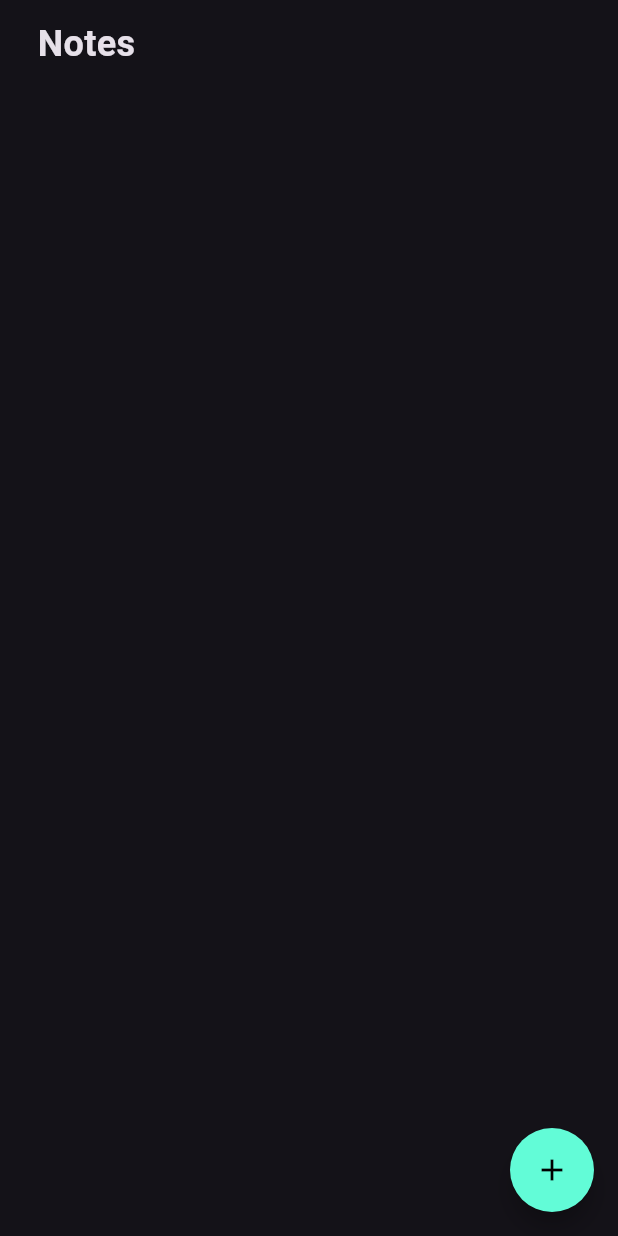
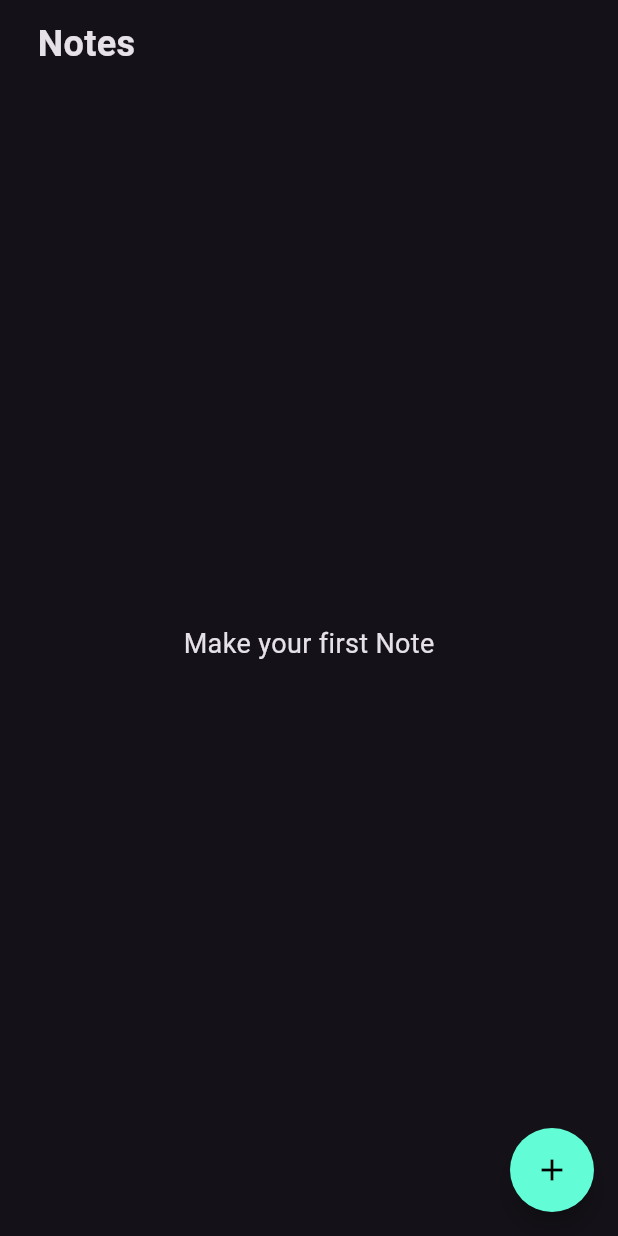
Before and after one commit to Peter-Atia/Notes-App, a Flutter app: the screen it shows after launch, on a phone screen of 412 x 824 dp. Run offline on Flutter 3.47's test engine with Material 3 defaults, Android fonts, the phone set to English and light mode, and no system bars; our stand-ins replace bloc, flutter_bloc, hive, hive_flutter; accounts and stored records are empty.

```diff
--- a/lib/views/note_list_view.dart
+++ b/lib/views/note_list_view.dart
@@ -14,7 +14,13 @@ class NoteListView extends StatelessWidget {
     return BlocBuilder<NoteCubit, NoteStates>(
       builder: (context, state) {
         BlocProvider.of<NoteCubit>(context).fetchAllNotes();
-        List<NoteModel> noteList = BlocProvider.of<NoteCubit>(context).notes ?? [];
+        List<NoteModel> noteList =
+            BlocProvider.of<NoteCubit>(context).notes ?? [];
+        if (noteList.isEmpty) {
+          return Center(
+            child: Text("Make your first Note", style: TextStyle(fontSize: 18)),
+          );
+        }
         return Padding(
           padding: const EdgeInsets.only(bottom: 20),
           child: ListView.builder(
```
Also changed, not shown: lib/views/edit_note_body_view.dart (+8 -0 lines), lib/widgets/add_note.dart (+15 -9 lines), lib/widgets/note_item.dart (+8 -0 lines).
